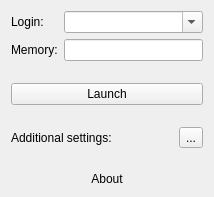
This is src/launcher.ui in t5t5/minecraft-launcher as Qt 5 draws it before an edit. The edited form follows.
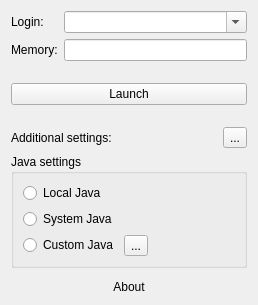
This is the edited form. Icons and pictures are not drawn.

The edit to the form file:
```diff
--- a/src/launcher.ui
+++ b/src/launcher.ui
@@ -6,8 +6,8 @@
    <rect>
     <x>0</x>
     <y>0</y>
-    <width>214</width>
-    <height>197</height>
+    <width>258</width>
+    <height>286</height>
    </rect>
   </property>
   <property name="windowTitle">
@@ -17,7 +17,7 @@
    <iconset resource="resources.qrc">
     <normaloff>:/image/image/grass.png</normaloff>:/image/image/grass.png</iconset>
   </property>
-  <layout class="QFormLayout" name="formLayout">
+  <layout class="QFormLayout" name="formLayout_2">
    <item row="0" column="0">
     <widget class="QLabel" name="loginLabel">
      <property name="text">
@@ -42,6 +42,22 @@
    <item row="1" column="1">
     <widget class="QLineEdit" name="memoryEdit"/>
    </item>
+   <item row="2" column="0">
+    <spacer name="verticalSpacer">
+     <property name="orientation">
+      <enum>Qt::Vertical</enum>
+     </property>
+     <property name="sizeType">
+      <enum>QSizePolicy::Fixed</enum>
+     </property>
+     <property name="sizeHint" stdset="0">
+      <size>
+       <width>20</width>
+       <height>10</height>
+      </size>
+     </property>
+    </spacer>
+   </item>
    <item row="3" column="0" colspan="2">
     <widget class="QPushButton" name="launchButton">
      <property name="text">
@@ -83,11 +99,85 @@
         <iconset resource="resources.qrc">
          <normaloff>:/image/image/gear.png</normaloff>:/image/image/gear.png</iconset>
        </property>
+       <property name="checkable">
+        <bool>true</bool>
+       </property>
       </widget>
      </item>
     </layout>
    </item>
-   <item row="6" column="0">
+   <item row="6" column="0" colspan="2">
+    <widget class="QGroupBox" name="javaSettingsBox">
+     <property name="title">
+      <string>Java settings</string>
+     </property>
+     <layout class="QFormLayout" name="formLayout">
+      <item row="0" column="0">
+       <widget class="QRadioButton" name="localJavaRadioButton">
+        <property name="text">
+         <string>Local Java</string>
+        </property>
+       </widget>
+      </item>
+      <item row="0" column="1">
+       <widget class="QLabel" name="localJavaValidLabel">
+        <property name="text">
+         <string/>
+        </property>
+        <property name="pixmap">
+         <pixmap resource="resources.qrc">:/image/image/bullet_red.png</pixmap>
+        </property>
+       </widget>
+      </item>
+      <item row="1" column="0">
+       <widget class="QRadioButton" name="systemJavaRadioButton">
+        <property name="text">
+         <string>System Java</string>
+        </property>
+       </widget>
+      </item>
+      <item row="1" column="1">
+       <widget class="QLabel" name="systemJavaValidLabel">
+        <property name="text">
+         <string/>
+        </property>
+        <property name="pixmap">
+         <pixmap resource="resources.qrc">:/image/image/bullet_red.png</pixmap>
+        </property>
+       </widget>
+      </item>
+      <item row="2" column="0">
+       <layout class="QHBoxLayout" name="horizontalLayout_2">
+        <item>
+         <widget class="QRadioButton" name="customRadioButton">
+          <property name="text">
+           <string>Custom Java</string>
+          </property>
+         </widget>
+        </item>
+        <item>
+         <widget class="QToolButton" name="customJavaButton">
+          <property name="text">
+           <string>...</string>
+          </property>
+         </widget>
+        </item>
+       </layout>
+      </item>
+      <item row="2" column="1">
+       <widget class="QLabel" name="customJavaValidLabel">
+        <property name="text">
+         <string/>
+        </property>
+        <property name="pixmap">
+         <pixmap resource="resources.qrc">:/image/image/bullet_red.png</pixmap>
+        </property>
+       </widget>
+      </item>
+     </layout>
+    </widget>
+   </item>
+   <item row="7" column="0">
     <spacer name="verticalSpacer_2">
      <property name="orientation">
       <enum>Qt::Vertical</enum>
@@ -100,23 +190,7 @@
      </property>
     </spacer>
    </item>
-   <item row="2" column="0">
-    <spacer name="verticalSpacer">
-     <property name="orientation">
-      <enum>Qt::Vertical</enum>
-     </property>
-     <property name="sizeType">
-      <enum>QSizePolicy::Fixed</enum>
-     </property>
-     <property name="sizeHint" stdset="0">
-      <size>
-       <width>20</width>
-       <height>10</height>
-      </size>
-     </property>
-    </spacer>
-   </item>
-   <item row="7" column="0" colspan="2">
+   <item row="8" column="0" colspan="2">
     <widget class="QLabel" name="aboutLabel">
      <property name="text">
       <string>About</string>
```
Left out of the diff: 19 changed lines with no effect on the pictures.
